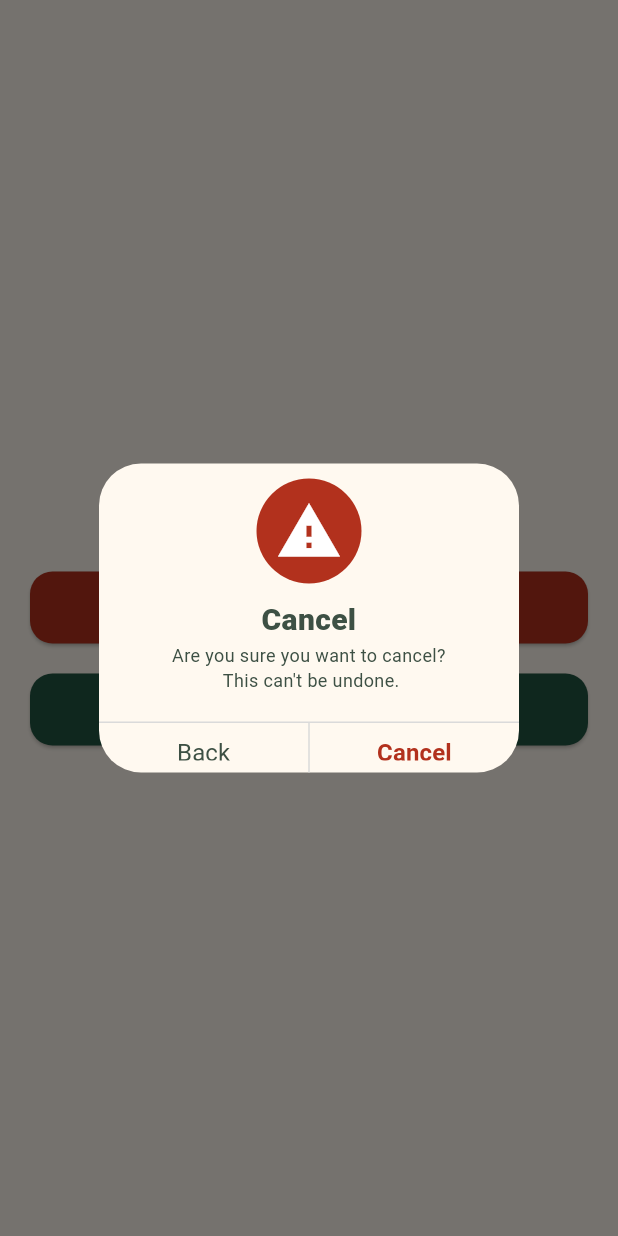
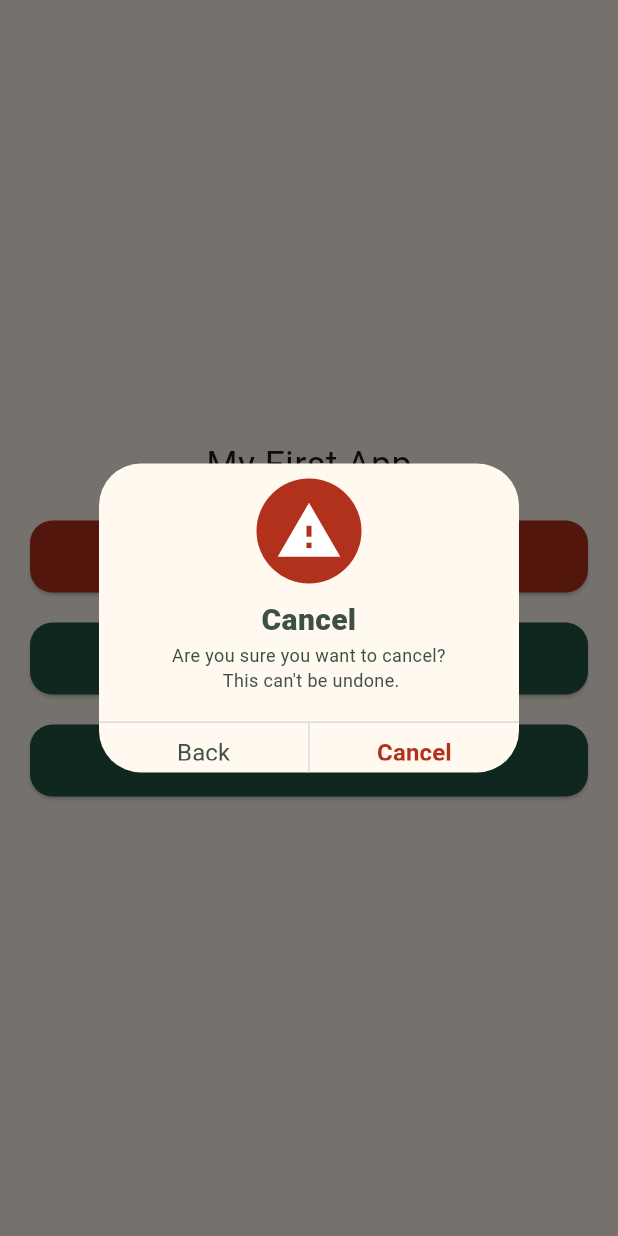
Before and after one commit to handoyonathan/Re-Empties, a Flutter app: the screen it shows after launch, after a tap on "Cancel", on a phone screen of 412 x 824 dp. Run offline on Flutter 3.47's test engine with Material 3 defaults, Android fonts, the phone set to English and light mode, and no system bars.

Commit message:
button fix

```diff
--- a/lib/main.dart
+++ b/lib/main.dart
@@ -12,25 +12,74 @@ class MyApp extends StatelessWidget {
 
   @override
   Widget build(BuildContext context) {
-    return const MaterialApp(
-      home: Scaffold(
-        backgroundColor: CustomColor.yellow5, // Set background color to yellow5
+    return MaterialApp(
+      title: 'My First App',
+      theme: ThemeData(
+        primarySwatch: Colors.green,
+      ),
+      home: const MyHomePage(),
+    );
+  }
+}
+
+class MyHomePage extends StatelessWidget {
+  const MyHomePage({super.key});
+
+  @override
+  Widget build(BuildContext context) {
+    return Scaffold(
+      backgroundColor: CustomColor.yellow5,
       body: Center(
         child: Column(
           mainAxisAlignment: MainAxisAlignment.center,
           children: [
-              Text(
+            const Text(
               'My First App',
               style: TextStyle(fontSize: 24),
             ),
-              Text("test"),
-              AppMainButton(state: ButtonState.cancel, text: "Cancel"),
-              SizedBox(height: 20),
-              AppMainButton(state: ButtonState.primary, text: "Register"),
+            const SizedBox(height: 20),
+
+            // Cancel button with a dialog action
+            AppMainButton(
+              state: ButtonState.cancel,
+              text: "Cancel",
+              onPressed: () {
+                showCancelDialog(context); // Pass context here correctly
+              },
+            ),
+            const SizedBox(height: 20),
+
+            // Register button with a print action
+            AppMainButton(
+              state: ButtonState.primary,
+              text: "Register",
+              onPressed: () {
+                print("Register button pressed"); // Perform action for Register
+              },
+            ),
+
+            // Order button with a print action
+            const SizedBox(height: 20),
+            AppMainButton(
+              state: ButtonState.primary,
+              text: "Order",
+              onPressed: () {
+                print("Order button pressed"); // Perform action for Order
+              },
+            ),
           ],
-          ),
         ),
       ),
     );
   }
+
+  // Function to show dialog for Cancel button
+  static void showCancelDialog(BuildContext context) {
+    showDialog(
+      context: context,
+      builder: (BuildContext context) {
+        return const CustomAlertDialog(); // Removed the const here
+      },
+    );
   }
+}
--- a/lib/widgets/button_main_app.dart
+++ b/lib/widgets/button_main_app.dart
@@ -7,11 +7,13 @@ enum ButtonState { primary, cancel }
 class AppMainButton extends StatelessWidget {
   final ButtonState state;
   final String text;
+  final void Function() onPressed; // Callback function for different actions
 
   const AppMainButton({
     super.key,
     required this.state,
     required this.text,
+    required this.onPressed, // Initialize onPressed as a required parameter
   });
 
   @override
@@ -30,22 +32,13 @@ class AppMainButton extends StatelessWidget {
     double buttonWidth = screenWidth - 40; // 20px margin on left and right
 
     return ElevatedButton(
-      onPressed: () {
-        if (state == ButtonState.cancel) {
-          showDialog(
-            context: context,
-            builder: (BuildContext context) {
-              return const CustomAlertDialog();
-            },
-          );
-        }
-      }, // Define your button action here
+      onPressed: onPressed, // Use the onPressed callback passed to the button
       style: ElevatedButton.styleFrom(
         minimumSize: Size(buttonWidth, 48), // Set button size
         backgroundColor: backgroundColor,
         shape: RoundedRectangleBorder(
           borderRadius: BorderRadius.circular(15), // Set corner radius to 15
-        ), // Set background color
+        ),
       ),
       child: Text(
         text,
@@ -53,7 +46,7 @@ class AppMainButton extends StatelessWidget {
           color: Colors.white, // Set text color to white
           fontSize: 20, // Set text size to 20
           fontWeight: FontWeight.w500, // Semi-bold text
-        ), // Set text color
+        ),
       ),
     );
   }
```
Also changed, not shown: 1 other file. Lines whose indentation alone changed are shown as unchanged.
